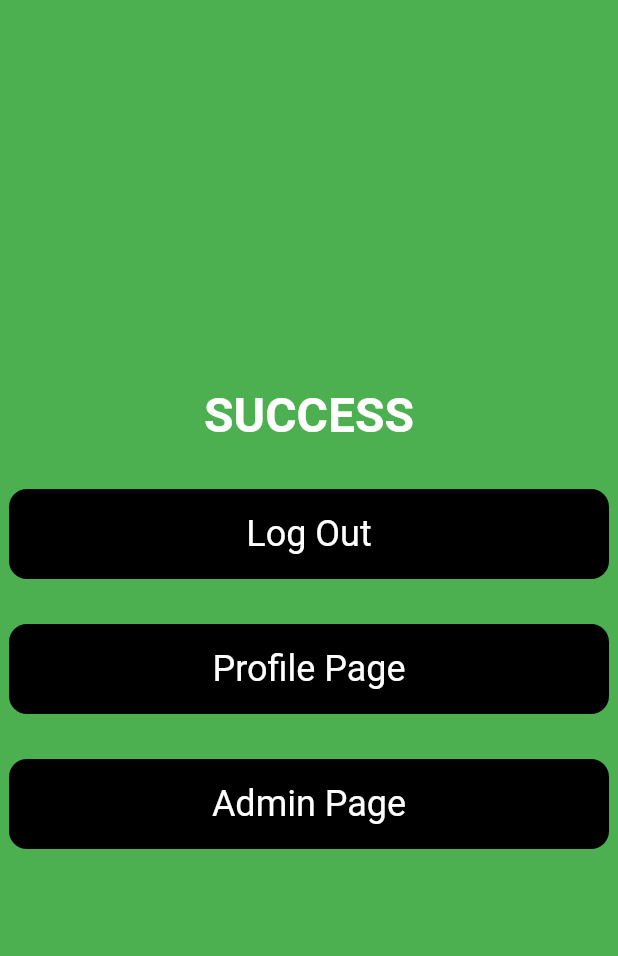
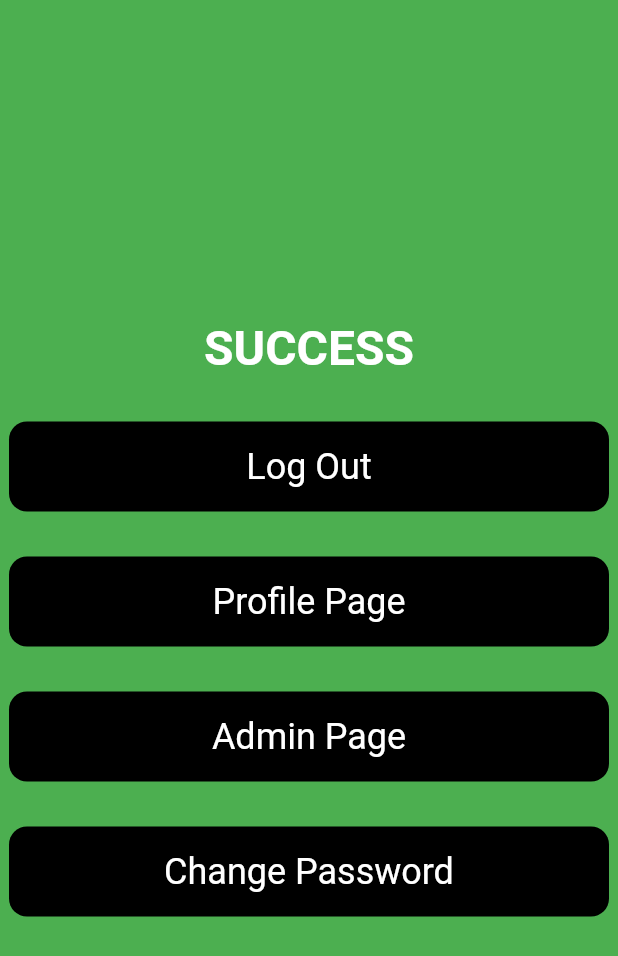
Before and after one commit to SofianIndra/test-api-login, a Flutter app: the HomePage screen opened by its route, on a phone screen of 412 x 824 dp. Shown: the top 956 px of the screen. Run offline on Flutter 3.47's test engine with Material 2 defaults, Android fonts, the light colour scheme and no system bars; our stand-ins replace dio, flutter_secure_storage; accounts and stored records are empty; network calls fail.

Commit message:
Membuat ChangePassword Button

```diff
--- a/lib/common/routes_list.dart
+++ b/lib/common/routes_list.dart
@@ -1,4 +1,5 @@
 import 'package:flutter/cupertino.dart';
+import 'package:test_login_api/pages/ui/change_password_page.dart';
 
 import '../pages/ui/add_page.dart';
 import '../pages/ui/admin_page.dart';
@@ -20,4 +21,5 @@ var customList = <String, WidgetBuilder>{
   '/edit': (context) => EditPage(),
   '/print': (context) => PrintPage(),
   '/export': (context) => ExportPage(),
+  '/password': (context) => ChangePasswordPage(),
 };
--- /dev/null
+++ b/lib/models/change_password_model.dart
@@ -0,0 +1,22 @@
+class ChangePasswordModel {
+  final String? password;
+  final String? newPassword;
+
+  ChangePasswordModel({
+    this.password,
+    this.newPassword,
+  });
+
+  factory ChangePasswordModel.fromJson(Map<String, dynamic> json) =>
+      ChangePasswordModel(
+        password: json['password'],
+        newPassword: json['new_password'],
+      );
+
+  Map<String, dynamic> toJson() {
+    return {
+      'password': password,
+      'new_password': newPassword,
+    };
+  }
+}
--- a/lib/pages/ui/home_page.dart
+++ b/lib/pages/ui/home_page.dart
@@ -56,6 +56,10 @@ class _HomePageState extends State<HomePage> {
           context, msUserProvider.msUser.roleId, moduleId);
       Navigator.pushNamed(context, '/admin');
     }
+
+    void changePasswordButton() {
+      Navigator.pushNamed(context, '/password');
+    }
     //====================  EndEvent  ========================
 
     return Scaffold(
@@ -74,9 +78,7 @@ class _HomePageState extends State<HomePage> {
                     fontSize: 32,
                   ),
                 ),
-                SizedBox(
-                  height: 30,
-                ),
+
                 //Logout Button
                 ButtonWidget(
                   onTap: () {
@@ -84,9 +86,7 @@ class _HomePageState extends State<HomePage> {
                   },
                   title: 'Log Out',
                 ),
-                SizedBox(
-                  height: 30,
-                ),
+
                 //Profile Button
                 ButtonWidget(
                   onTap: () {
@@ -94,15 +94,20 @@ class _HomePageState extends State<HomePage> {
                   },
                   title: 'Profile Page',
                 ),
-                SizedBox(
-                  height: 30,
-                ),
+
                 //Admin Button
                 ButtonWidget(
                   onTap: () {
                     adminButton();
                   },
                   title: 'Admin Page',
+                ),
+                //ChangePassword Button
+                ButtonWidget(
+                  onTap: () {
+                    changePasswordButton();
+                  },
+                  title: 'Change Password',
                 ),
               ],
             ),
--- a/lib/pages/ui/register_page.dart
+++ b/lib/pages/ui/register_page.dart
@@ -34,10 +34,10 @@ class RegisterPage extends StatelessWidget {
     //====================  EndMethod  =======================
 
     //=======================  Event  ========================
-    void handleRegister() async {
+    void registerButton() async {
       bool response = await AuthService().register(
         SignUpFormModel(
-          roleId: 29,
+          roleId: 31,
           code: 'SM-$id',
           name: nameController.text,
           username: usernameController.text,
@@ -149,7 +149,7 @@ class RegisterPage extends StatelessWidget {
                         ),
                       );
                     } else {
-                      handleRegister();
+                      registerButton();
                       nameController.clear();
                       usernameController.clear();
                       nameController.clear();
--- a/lib/pages/widget/button_widget.dart
+++ b/lib/pages/widget/button_widget.dart
@@ -18,6 +18,9 @@ class ButtonWidget extends StatelessWidget {
       child: GestureDetector(
         onTap: onTap,
         child: Container(
+          margin: EdgeInsets.only(
+            top: 30,
+          ),
           height: 60,
           width: double.infinity,
           decoration: BoxDecoration(
```
Also changed, not shown: lib/pages/ui/change_password_page.dart (added, +104 -0 lines), lib/services/auth_service.dart (+23 -0 lines).
